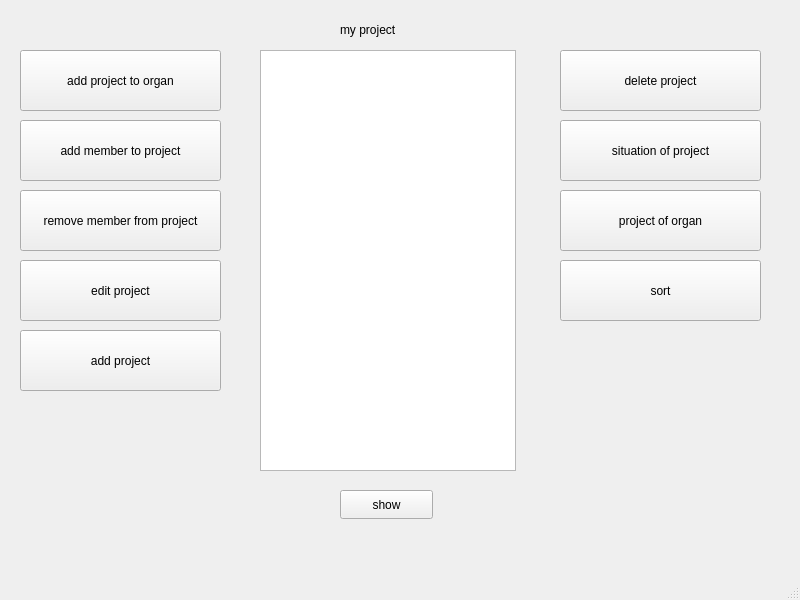
annishelion/ap-projet, file project_manegment.ui: the form before one commit.
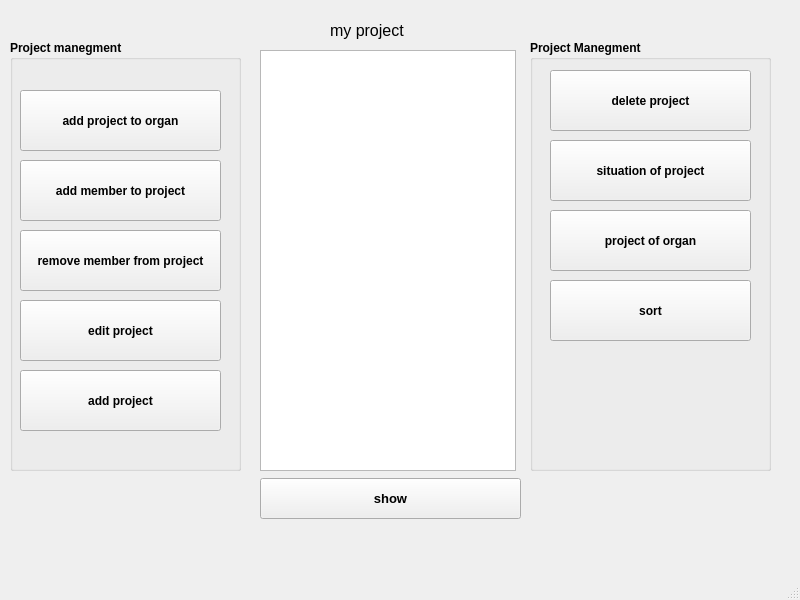
The form after the commit.

What changed in the file:
```diff
--- a/project_manegment.ui
+++ b/project_manegment.ui
@@ -14,110 +14,6 @@
    <string>MainWindow</string>
   </property>
   <widget class="QWidget" name="centralwidget">
-   <widget class="QPushButton" name="pushButton">
-    <property name="geometry">
-     <rect>
-      <x>20</x>
-      <y>50</y>
-      <width>201</width>
-      <height>61</height>
-     </rect>
-    </property>
-    <property name="text">
-     <string>add project to organ</string>
-    </property>
-   </widget>
-   <widget class="QPushButton" name="pushButton_2">
-    <property name="geometry">
-     <rect>
-      <x>20</x>
-      <y>120</y>
-      <width>201</width>
-      <height>61</height>
-     </rect>
-    </property>
-    <property name="text">
-     <string>add member to project</string>
-    </property>
-   </widget>
-   <widget class="QPushButton" name="pushButton_3">
-    <property name="geometry">
-     <rect>
-      <x>560</x>
-      <y>50</y>
-      <width>201</width>
-      <height>61</height>
-     </rect>
-    </property>
-    <property name="text">
-     <string>delete project</string>
-    </property>
-   </widget>
-   <widget class="QPushButton" name="pushButton_4">
-    <property name="geometry">
-     <rect>
-      <x>560</x>
-      <y>120</y>
-      <width>201</width>
-      <height>61</height>
-     </rect>
-    </property>
-    <property name="text">
-     <string>situation of project</string>
-    </property>
-   </widget>
-   <widget class="QPushButton" name="pushButton_5">
-    <property name="geometry">
-     <rect>
-      <x>20</x>
-      <y>260</y>
-      <width>201</width>
-      <height>61</height>
-     </rect>
-    </property>
-    <property name="text">
-     <string>edit project</string>
-    </property>
-   </widget>
-   <widget class="QPushButton" name="pushButton_6">
-    <property name="geometry">
-     <rect>
-      <x>20</x>
-      <y>190</y>
-      <width>201</width>
-      <height>61</height>
-     </rect>
-    </property>
-    <property name="text">
-     <string>remove member from project</string>
-    </property>
-   </widget>
-   <widget class="QPushButton" name="pushButton_7">
-    <property name="geometry">
-     <rect>
-      <x>560</x>
-      <y>190</y>
-      <width>201</width>
-      <height>61</height>
-     </rect>
-    </property>
-    <property name="text">
-     <string>project of organ</string>
-    </property>
-   </widget>
-   <widget class="QPushButton" name="pushButton_8">
-    <property name="geometry">
-     <rect>
-      <x>560</x>
-      <y>260</y>
-      <width>201</width>
-      <height>61</height>
-     </rect>
-    </property>
-    <property name="text">
-     <string>sort</string>
-    </property>
-   </widget>
    <widget class="QListWidget" name="listWidget">
     <property name="geometry">
      <rect>
@@ -131,12 +27,18 @@
    <widget class="QPushButton" name="pushButton_9">
     <property name="geometry">
      <rect>
-      <x>340</x>
-      <y>490</y>
-      <width>93</width>
-      <height>29</height>
+      <x>260</x>
+      <y>478</y>
+      <width>261</width>
+      <height>41</height>
      </rect>
     </property>
+    <property name="font">
+     <font>
+      <pointsize>10</pointsize>
+      <bold>true</bold>
+     </font>
+    </property>
     <property name="text">
      <string>show</string>
     </property>
@@ -144,28 +46,175 @@
    <widget class="QLabel" name="label">
     <property name="geometry">
      <rect>
-      <x>340</x>
-      <y>20</y>
-      <width>81</width>
-      <height>20</height>
+      <x>330</x>
+      <y>10</y>
+      <width>171</width>
+      <height>41</height>
      </rect>
     </property>
+    <property name="font">
+     <font>
+      <pointsize>12</pointsize>
+      <bold>false</bold>
+     </font>
+    </property>
     <property name="text">
      <string>my project</string>
     </property>
    </widget>
-   <widget class="QPushButton" name="pushButton_10">
+   <widget class="QGroupBox" name="groupBox">
     <property name="geometry">
      <rect>
-      <x>20</x>
-      <y>330</y>
-      <width>201</width>
-      <height>61</height>
+      <x>10</x>
+      <y>40</y>
+      <width>231</width>
+      <height>431</height>
      </rect>
     </property>
-    <property name="text">
-     <string>add project</string>
+    <property name="font">
+     <font>
+      <pointsize>9</pointsize>
+      <bold>true</bold>
+     </font>
     </property>
+    <property name="title">
+     <string>Project manegment</string>
+    </property>
+    <widget class="QPushButton" name="pushButton_10">
+     <property name="geometry">
+      <rect>
+       <x>10</x>
+       <y>330</y>
+       <width>201</width>
+       <height>61</height>
+      </rect>
+     </property>
+     <property name="text">
+      <string>add project</string>
+     </property>
+    </widget>
+    <widget class="QPushButton" name="pushButton_5">
+     <property name="geometry">
+      <rect>
+       <x>10</x>
+       <y>260</y>
+       <width>201</width>
+       <height>61</height>
+      </rect>
+     </property>
+     <property name="text">
+      <string>edit project</string>
+     </property>
+    </widget>
+    <widget class="QPushButton" name="pushButton">
+     <property name="geometry">
+      <rect>
+       <x>10</x>
+       <y>50</y>
+       <width>201</width>
+       <height>61</height>
+      </rect>
+     </property>
+     <property name="text">
+      <string>add project to organ</string>
+     </property>
+    </widget>
+    <widget class="QPushButton" name="pushButton_6">
+     <property name="geometry">
+      <rect>
+       <x>10</x>
+       <y>190</y>
+       <width>201</width>
+       <height>61</height>
+      </rect>
+     </property>
+     <property name="text">
+      <string>remove member from project</string>
+     </property>
+    </widget>
+    <widget class="QPushButton" name="pushButton_2">
+     <property name="geometry">
+      <rect>
+       <x>10</x>
+       <y>120</y>
+       <width>201</width>
+       <height>61</height>
+      </rect>
+     </property>
+     <property name="text">
+      <string>add member to project</string>
+     </property>
+    </widget>
+   </widget>
+   <widget class="QGroupBox" name="groupBox_2">
+    <property name="geometry">
+     <rect>
+      <x>530</x>
+      <y>40</y>
+      <width>241</width>
+      <height>431</height>
+     </rect>
+    </property>
+    <property name="font">
+     <font>
+      <bold>true</bold>
+     </font>
+    </property>
+    <property name="title">
+     <string>Project Manegment</string>
+    </property>
+    <widget class="QPushButton" name="pushButton_8">
+     <property name="geometry">
+      <rect>
+       <x>20</x>
+       <y>240</y>
+       <width>201</width>
+       <height>61</height>
+      </rect>
+     </property>
+     <property name="text">
+      <string>sort</string>
+     </property>
+    </widget>
+    <widget class="QPushButton" name="pushButton_3">
+     <property name="geometry">
+      <rect>
+       <x>20</x>
+       <y>30</y>
+       <width>201</width>
+       <height>61</height>
+      </rect>
+     </property>
+     <property name="text">
+      <string>delete project</string>
+     </property>
+    </widget>
+    <widget class="QPushButton" name="pushButton_4">
+     <property name="geometry">
+      <rect>
+       <x>20</x>
+       <y>100</y>
+       <width>201</width>
+       <height>61</height>
+      </rect>
+     </property>
+     <property name="text">
+      <string>situation of project</string>
+     </property>
+    </widget>
+    <widget class="QPushButton" name="pushButton_7">
+     <property name="geometry">
+      <rect>
+       <x>20</x>
+       <y>170</y>
+       <width>201</width>
+       <height>61</height>
+      </rect>
+     </property>
+     <property name="text">
+      <string>project of organ</string>
+     </property>
+    </widget>
    </widget>
   </widget>
   <widget class="QMenuBar" name="menubar">
```
